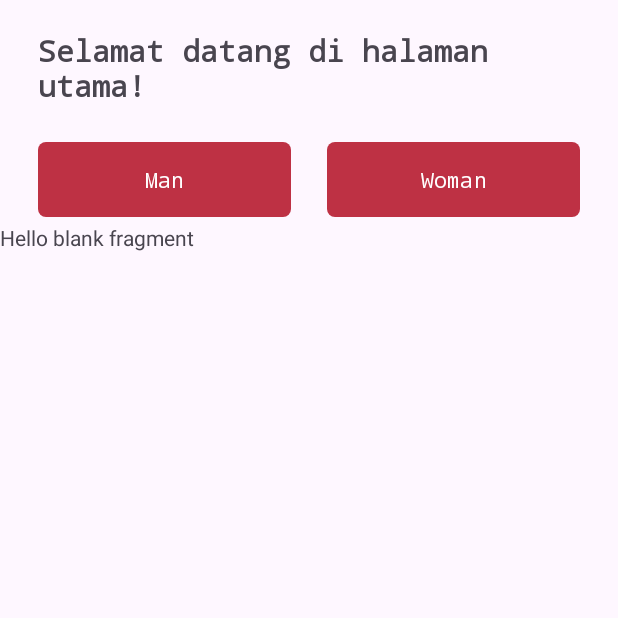
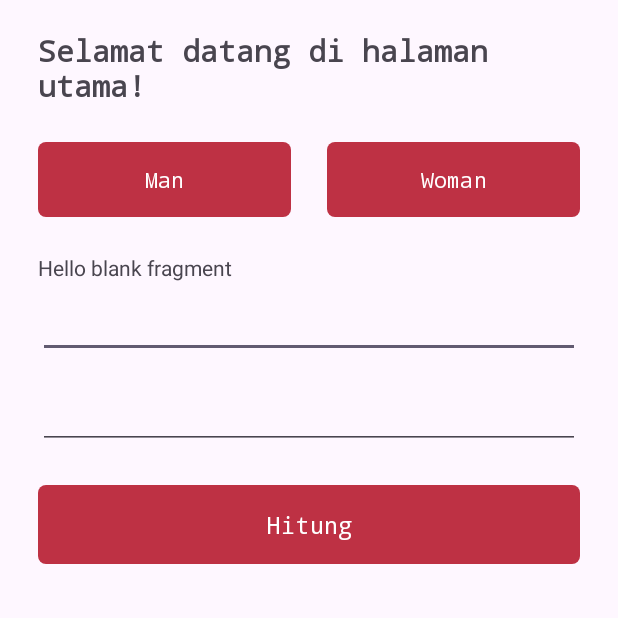
Before and after one commit to nandah4/app-bmi-calculator, an Android app: the HomeActivity screen opened directly, with no data from a screen before it, after a tap on "Man", on a phone screen of 412 x 824 dp, the top half of it. Run offline under Robolectric (Android 15) with nearby library versions, the phone set to English and light mode, and no system bars.

Commit message:
feat: add input height and weight

```diff
--- a/app/src/main/java/com/example/bmicalculator/HomeActivity.kt
+++ b/app/src/main/java/com/example/bmicalculator/HomeActivity.kt
@@ -16,18 +16,40 @@ class HomeActivity : AppCompatActivity() {
 
         val mFragmentManager = supportFragmentManager
         val fragmentMan = ManFragment()
-
-
+        val fragmentWoman = WomanFragment()
 
         mFragmentManager.beginTransaction()
             .setReorderingAllowed(true)
-            .add(R.id.container_fragment_home, fragmentMan, ManFragment::class.java.simpleName)
+            .replace(R.id.container_fragment_home, fragmentMan, ManFragment::class.java.simpleName)
             .commit()
 
         binding.btnMan.setOnClickListener {
+            val isFragmentExist =
+                mFragmentManager.findFragmentByTag(ManFragment::class.java.simpleName)
+
+            if (isFragmentExist == null) {
+                mFragmentManager.beginTransaction()
+                    .setReorderingAllowed(true)
+                    .replace(
+                        R.id.container_fragment_home,
+                        fragmentMan,
+                        ManFragment::class.java.simpleName
+                    )
+                    .commit()
+            }
+        }
+
+        binding.btnWoman.setOnClickListener {
+            val isWFragmentExist =
+                mFragmentManager.findFragmentByTag(WomanFragment::class.java.simpleName)
+
             mFragmentManager.beginTransaction()
                 .setReorderingAllowed(true)
-                .add(R.id.container_fragment_home, fragmentMan, ManFragment::class.java.simpleName)
+                .replace(
+                    R.id.container_fragment_home,
+                    fragmentWoman,
+                    WomanFragment::class.java.simpleName
+                )
                 .commit()
         }
     }
--- a/app/src/main/java/com/example/bmicalculator/ManFragment.kt
+++ b/app/src/main/java/com/example/bmicalculator/ManFragment.kt
@@ -1,59 +1,42 @@
 package com.example.bmicalculator
 
 import android.os.Bundle
-import androidx.fragment.app.Fragment
 import android.view.LayoutInflater
 import android.view.View
 import android.view.ViewGroup
+import androidx.fragment.app.Fragment
+import com.example.bmicalculator.databinding.FragmentManBinding
 
-// TODO: Rename parameter arguments, choose names that match
-// the fragment initialization parameters, e.g. ARG_ITEM_NUMBER
-private const val ARG_PARAM1 = "param1"
-private const val ARG_PARAM2 = "param2"
+class ManFragment : Fragment() {
+    private lateinit var binding: FragmentManBinding
+    private var onSubmitListener: OnSubmitListener? = null
 
-/**
- * A simple [Fragment] subclass.
- * Use the [ManFragment.newInstance] factory method to
- * create an instance of this fragment.
- */
-class ManFragment : Fragment() {
-    // TODO: Rename and change types of parameters
-    private var param1: String? = null
-    private var param2: String? = null
-
-    override fun onCreate(savedInstanceState: Bundle?) {
-        super.onCreate(savedInstanceState)
-        arguments?.let {
-            param1 = it.getString(ARG_PARAM1)
-            param2 = it.getString(ARG_PARAM2)
-        }
+    interface OnSubmitListener {
+        fun OnSubmit(number: String)
     }
 
     override fun onCreateView(
         inflater: LayoutInflater, container: ViewGroup?,
         savedInstanceState: Bundle?
     ): View? {
-        // Inflate the layout for this fragment
-        return inflater.inflate(R.layout.fragment_man, container, false)
+        binding = FragmentManBinding.inflate(layoutInflater)
+        return binding.root
     }
 
-    companion object {
-        /**
-         * Use this factory method to create a new instance of
-         * this fragment using the provided parameters.
-         *
-         * @param param1 Parameter 1.
-         * @param param2 Parameter 2.
-         * @return A new instance of fragment ManFragment.
-         */
-        // TODO: Rename and change types and number of parameters
-        @JvmStatic
-        fun newInstance(param1: String, param2: String) =
-            ManFragment().apply {
-                arguments = Bundle().apply {
-                    putString(ARG_PARAM1, param1)
-                    putString(ARG_PARAM2, param2)
-                }
+    override fun onViewCreated(view: View, savedInstanceState: Bundle?) {
+        binding.btnSubmitMan.setOnClickListener {
+            val heightValue = binding.edtHeightMain.text.toString().trim()
+            if (heightValue.isEmpty()) {
+                binding.edtHeightMain.error = "Value is empty"
+                return@setOnClickListener
             }
+
+            onSubmitListener?.OnSubmit(heightValue)
+            binding.tvManHeight.text = heightValue
+        }
+    }
+
+    fun setOnSubmitListener(listener: OnSubmitListener) {
+        onSubmitListener = listener
     }
 }
--- a/app/src/main/res/layout/fragment_man.xml
+++ b/app/src/main/res/layout/fragment_man.xml
@@ -1,5 +1,6 @@
 <?xml version="1.0" encoding="utf-8"?>
-<FrameLayout xmlns:android="http://schemas.android.com/apk/res/android"
+<androidx.constraintlayout.widget.ConstraintLayout xmlns:android="http://schemas.android.com/apk/res/android"
+    xmlns:app="http://schemas.android.com/apk/res-auto"
     xmlns:tools="http://schemas.android.com/tools"
     android:layout_width="match_parent"
     android:layout_height="match_parent"
@@ -7,8 +8,47 @@
 
     <!-- TODO: Update blank fragment layout -->
     <TextView
+        android:id="@+id/tv_man_height"
+        style="@style/SpaceElementHorizontal"
         android:layout_width="match_parent"
-        android:layout_height="match_parent"
-        android:text="@string/hello_blank_fragment" />
+        android:layout_height="wrap_content"
+        android:layout_marginTop="20dp"
+        android:text="@string/hello_blank_fragment"
+        app:layout_constraintEnd_toEndOf="parent"
+        app:layout_constraintStart_toStartOf="parent"
+        app:layout_constraintTop_toTopOf="parent" />
 
-</FrameLayout>
+    <EditText
+        android:id="@+id/edt_height_main"
+        style="@style/SpaceElementHorizontal"
+        android:layout_width="match_parent"
+        android:layout_height="wrap_content"
+        android:inputType="number"
+        android:layout_marginTop="5dp"
+        app:layout_constraintEnd_toEndOf="parent"
+        app:layout_constraintStart_toStartOf="parent"
+        app:layout_constraintTop_toBottomOf="@id/tv_man_height" />
+
+    <EditText
+        android:id="@+id/edt_weight_main"
+        style="@style/SpaceElementHorizontal"
+        android:layout_width="match_parent"
+        android:layout_height="wrap_content"
+        android:inputType="number"
+        android:layout_marginTop="15dp"
+        app:layout_constraintEnd_toEndOf="parent"
+        app:layout_constraintStart_toStartOf="parent"
+        app:layout_constraintTop_toBottomOf="@id/edt_height_main" />
+
+    <com.google.android.material.button.MaterialButton
+        android:id="@+id/btn_submit_man"
+        android:layout_width="match_parent"
+        android:layout_height="wrap_content"
+        style="@style/StyleBtnHome.HorizontalMargin"
+        app:layout_constraintEnd_toEndOf="parent"
+        app:layout_constraintStart_toStartOf="parent"
+        app:layout_constraintTop_toBottomOf="@+id/edt_weight_main"
+        android:text="@string/btn_count"
+        android:textSize="16sp" />
+
+</androidx.constraintlayout.widget.ConstraintLayout>
--- a/app/src/main/res/values/strings.xml
+++ b/app/src/main/res/values/strings.xml
@@ -9,4 +9,9 @@
     <string name="tv_headline">Selamat datang di halaman utama!</string>
     <string name="btn_man">Man</string>
     <string name="btn_woman">Woman</string>
+
+    <!--  Count Page  -->
+    <string name="btn_count">Hitung</string>
+    <string name="tv_height">Input height (cm)</string>
+    <string name="tv_weigth">Input weight (kg)</string>
 </resources>
--- a/app/src/main/res/values/styles.xml
+++ b/app/src/main/res/values/styles.xml
@@ -19,4 +19,10 @@
         <item name="cornerSize">7%</item>
         <item name="cornerFamily">rounded</item>
     </style>
+
+    <style name="StyleBtnHome.HorizontalMargin">
+        <item name="android:layout_marginEnd">25dp</item>
+        <item name="android:layout_marginStart">25dp</item>
+    </style>
+
 </resources>
```
Also changed, not shown: app/src/main/java/com/example/bmicalculator/WomanFragment.kt (added, +59 -0 lines), app/src/main/res/layout/fragment_woman.xml (added, +15 -0 lines).
